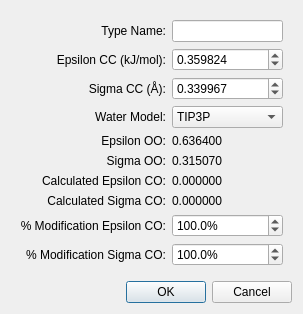
Before: the Qt Designer form graphenegui/ui/atom_type.ui in nicolas-loubet/GrapheneGUI, drawn with Qt 5.
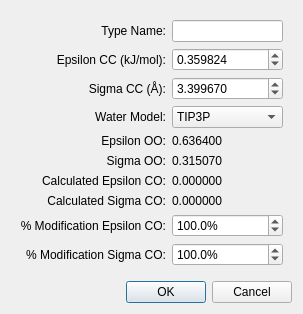
After: the same form once the commit is applied.

Patch:
```diff
--- a/graphenegui/ui/atom_type.ui
+++ b/graphenegui/ui/atom_type.ui
@@ -81,7 +81,7 @@
                   <double>0.000001</double>
                 </property>
                 <property name="value">
-                  <double>0.339967</double>
+                  <double>3.39967</double>
                 </property>
               </widget>
             </item>
```
